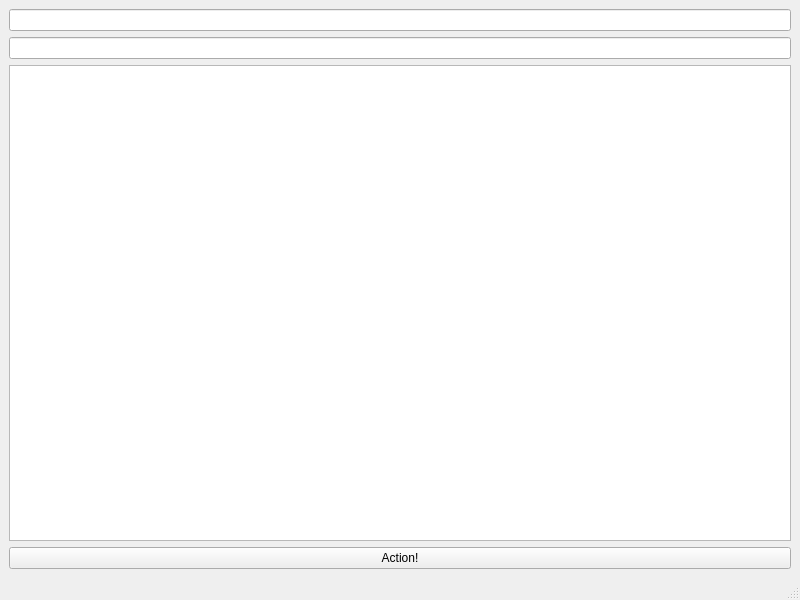
This is resources/main_window.ui in Kif11/kk-starterapp as Qt 5 draws it before an edit. The edited form follows.
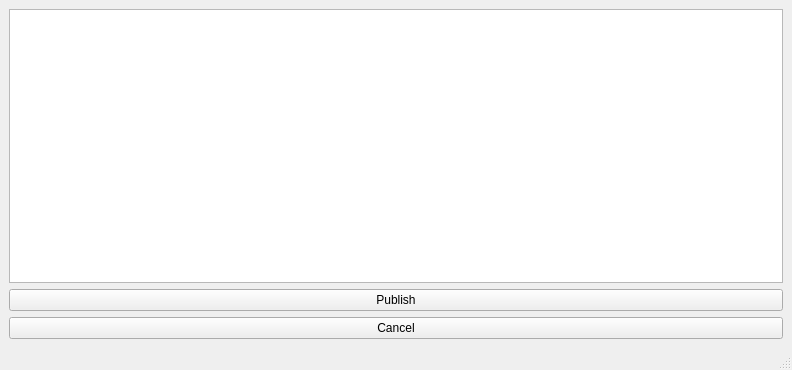
This is the edited form.

```diff
--- a/resources/main_window.ui
+++ b/resources/main_window.ui
@@ -6,8 +6,8 @@
    <rect>
     <x>0</x>
     <y>0</y>
-    <width>800</width>
-    <height>600</height>
+    <width>792</width>
+    <height>370</height>
    </rect>
   </property>
   <property name="windowTitle">
@@ -15,14 +15,32 @@
   </property>
   <widget class="QWidget" name="centralwidget">
    <layout class="QVBoxLayout" name="verticalLayout">
-    <item>
-     <widget class="QLineEdit" name="search_bar"/>
-    </item>
-    <item>
-     <widget class="QLineEdit" name="search_bar2"/>
-    </item>
     <item>
      <widget class="QTableView" name="table_view">
+      <property name="acceptDrops">
+       <bool>true</bool>
+      </property>
+      <property name="editTriggers">
+       <set>QAbstractItemView::AllEditTriggers</set>
+      </property>
+      <property name="dragEnabled">
+       <bool>true</bool>
+      </property>
+      <property name="dragDropMode">
+       <enum>QAbstractItemView::DragDrop</enum>
+      </property>
+      <property name="defaultDropAction">
+       <enum>Qt::CopyAction</enum>
+      </property>
+      <property name="selectionMode">
+       <enum>QAbstractItemView::NoSelection</enum>
+      </property>
+      <property name="showGrid">
+       <bool>false</bool>
+      </property>
+      <property name="gridStyle">
+       <enum>Qt::NoPen</enum>
+      </property>
       <attribute name="horizontalHeaderStretchLastSection">
        <bool>true</bool>
       </attribute>
@@ -31,7 +49,14 @@
     <item>
      <widget class="QPushButton" name="action_btn">
       <property name="text">
-       <string>Action!</string>
+       <string>Publish</string>
+      </property>
+     </widget>
+    </item>
+    <item>
+     <widget class="QPushButton" name="cancel_btn">
+      <property name="text">
+       <string>Cancel</string>
       </property>
      </widget>
     </item>
```
Left out of the diff: 12 changed lines with no effect on the pictures.
